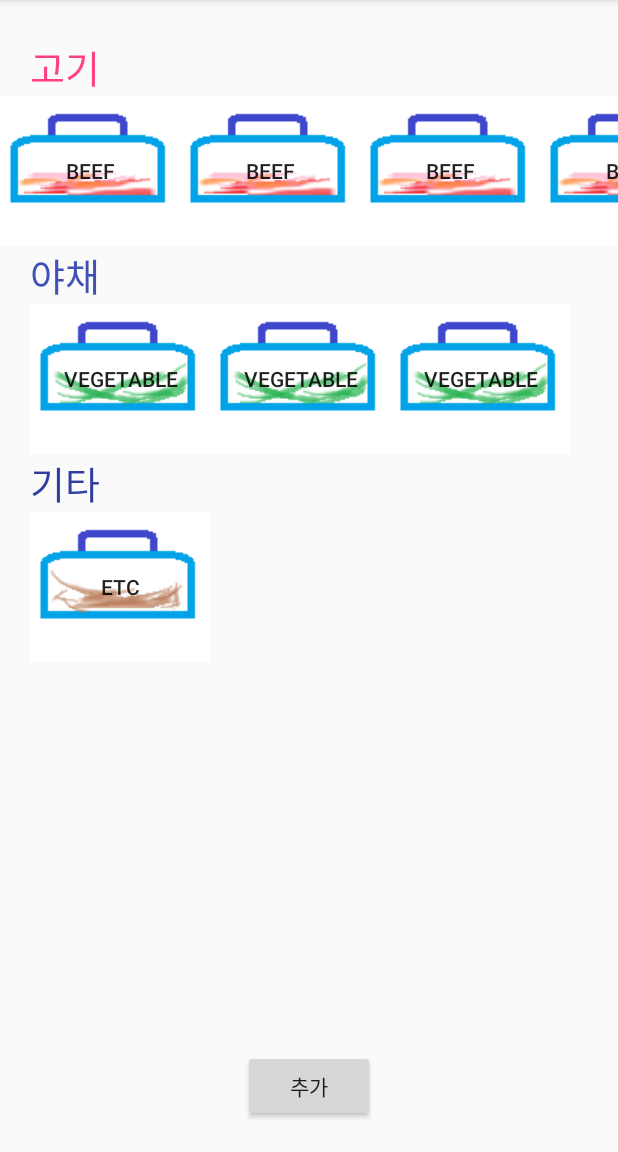
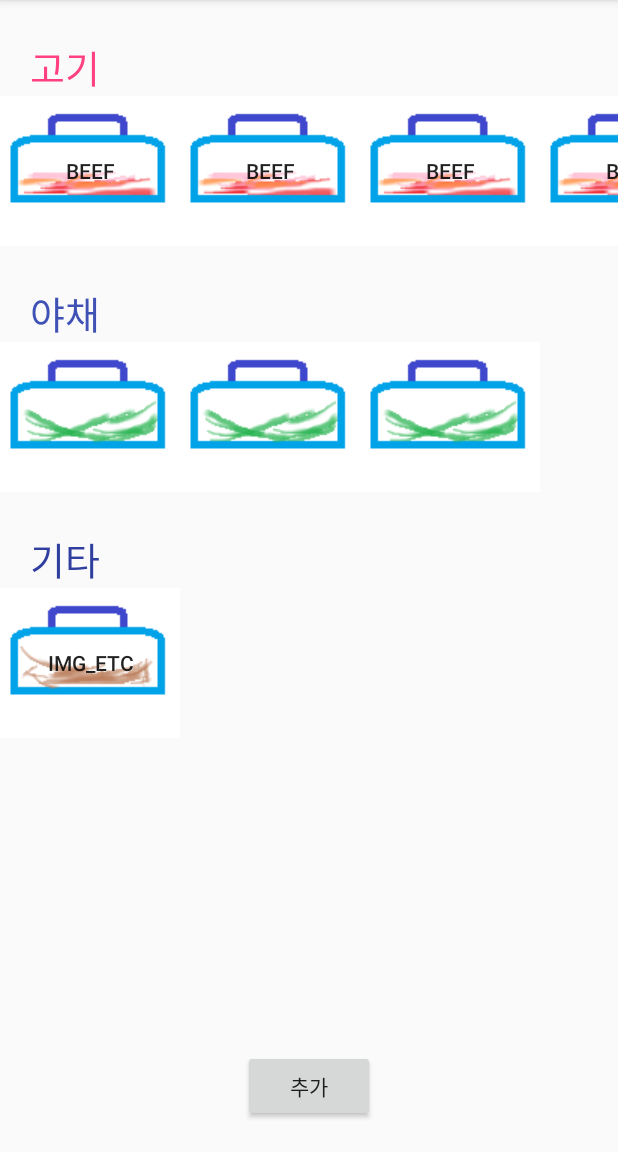
Before and after one commit to doodoo1213/Please_refrigerator, an Android app: the screen it shows after launch (MainActivity), on a phone screen of 412 x 824 dp, the part 84-1236 px from its top. Run offline under Robolectric (Android 15) with nearby library versions, the phone set to English and light mode, and no system bars; our stand-ins replace ButterKnife.

Commit message:
1. add butterknife 2. modify xml and java code (remove redundant code and etc.)

```diff
--- a/app/src/main/AndroidManifest.xml
+++ b/app/src/main/AndroidManifest.xml
@@ -9,15 +9,15 @@
         android:roundIcon="@mipmap/ic_launcher_round"
         android:supportsRtl="true"
         android:theme="@style/AppTheme">
-        <activity android:name=".MainActivity">
+        <activity android:name=".activity.MainActivity">
             <intent-filter>
                 <action android:name="android.intent.action.MAIN" />
                 <category android:name="android.intent.category.LAUNCHER" />
             </intent-filter>
         </activity>
-
+        <!--
         <activity android:name=".InputData"/>
-
+        -->
     </application>
 
 </manifest>
--- a/app/src/main/java/com/example/kimjuyoung/please_refrigerator/MainActivity.java
+++ /dev/null
@@ -1,60 +0,0 @@
-package com.example.kimjuyoung.please_refrigerator;
-
-import android.content.Intent;
-import android.media.Image;
-import android.support.v7.app.AppCompatActivity;
-import android.os.Bundle;
-import android.view.View;
-import android.widget.Button;
-import android.widget.ImageButton;
-import android.widget.LinearLayout;
-import android.widget.Toast;
-import java.util.Vector;
-
-public class MainActivity extends AppCompatActivity {
-
-    @Override
-    protected void onCreate(Bundle savedInstanceState) {
-        super.onCreate(savedInstanceState);
-        setContentView(R.layout.activity_main);
-
-        //버튼 추가
-       Vector <Button> m_button = new Vector <Button> (0);
-        LinearLayout m_list = (LinearLayout)findViewById(R.id.m_button_list);
-        int meat=5; //음식종류가 '육류'인 튜플 수
-        for(int i=0;i<meat;i++){// 원하는 수만큼 버튼 생성
-            Button m =  new Button(this);
-            m_button.addElement(m);
-            m_button.elementAt(i).setText("Beef");
-            m_button.elementAt(i).setBackgroundResource(R.drawable.meat);
-            m_list.addView(m_button.elementAt(i));
-        }
-        Vector <Button> v_button = new Vector <Button> (0);
-        LinearLayout v_list = (LinearLayout)findViewById(R.id.v_button_list);
-        int vegetable=3;//음식종류가 '야채'인 튜플 수
-        for(int j=0;j<vegetable;j++){// 원하는 수만큼 버튼 생성
-            Button v =  new Button(this);
-            v_button.addElement(v);
-            v_button.elementAt(j).setText("Vegetable");
-            v_button.elementAt(j).setBackgroundResource(R.drawable.vegetable);
-            v_list.addView(v_button.elementAt(j));
-        }
-       Vector <Button> e_button = new Vector <Button> (0);
-        LinearLayout e_list = (LinearLayout)findViewById(R.id.e_button_list);
-        int etc=1;//음식종류가 '기타'인 튜플 수
-        for(int k=0;k<etc;k++){// 원하는 수만큼 버튼 생성
-            Button e =  new Button(this);
-            e_button.addElement(e);
-            e_button.elementAt(k).setText("etc");
-            e_button.elementAt(k).setBackgroundResource(R.drawable.etc);
-            e_list.addView(e_button.elementAt(k));
-        }
-
-    }
-
-    public void Input(View v){//+버튼의 동작
-        Intent input = new Intent(MainActivity.this, InputData.class);
-        startActivity(input);
-        finish();
-    }
-}
--- /dev/null
+++ b/app/src/main/java/com/example/kimjuyoung/please_refrigerator/activity/MainActivity.java
@@ -0,0 +1,74 @@
+package com.example.kimjuyoung.please_refrigerator.activity;
+
+import android.support.v7.app.AppCompatActivity;
+import android.os.Bundle;
+import android.view.View;
+import android.widget.Button;
+import android.widget.LinearLayout;
+
+import com.example.kimjuyoung.please_refrigerator.R;
+
+import java.util.Vector;
+
+import butterknife.BindView;
+import butterknife.ButterKnife;
+import butterknife.OnClick;
+
+public class MainActivity extends AppCompatActivity {
+
+    @BindView(R.id.list_meat) LinearLayout meatList;
+    @BindView(R.id.list_vegetable) LinearLayout vegetableList;
+    @BindView(R.id.list_etc) LinearLayout etcList;
+
+    @Override
+    protected void onCreate(Bundle savedInstanceState) {
+        super.onCreate(savedInstanceState);
+        setContentView(R.layout.activity_main);
+        ButterKnife.bind(this);                 // using ButterKnife
+
+        initList();
+    }
+
+    /**
+     * List 생성 메소드
+     */
+    private void initList() {
+        //버튼 추가
+        Vector<Button> btn_meats = new Vector<>(0);
+        int meat = 5; //음식종류가 '육류'인 튜플 수
+        for (int i = 0; i < meat; i++) {// 원하는 수만큼 버튼 생성
+            Button m = new Button(this);
+            btn_meats.addElement(m);
+            btn_meats.elementAt(i).setText("Beef");
+            btn_meats.elementAt(i).setBackgroundResource(R.drawable.img_meat);
+            meatList.addView(btn_meats.elementAt(i));
+        }
+
+        Vector<Button> btn_vegetables = new Vector<>(0);
+        int vegetable = 3;//음식종류가 '야채'인 튜플 수
+        for (int j = 0; j < vegetable; j++) {// 원하는 수만큼 버튼 생성
+            Button v = new Button(this);
+            btn_vegetables.addElement(v);
+            btn_vegetables.elementAt(j).setText("");
+            btn_vegetables.elementAt(j).setBackgroundResource(R.drawable.img_vegetable);
+            vegetableList.addView(btn_vegetables.elementAt(j));
+        }
+
+        Vector<Button> btn_etcs = new Vector<>(0);
+        int etc = 1;//음식종류가 '기타'인 튜플 수
+        for (int k = 0; k < etc; k++) {// 원하는 수만큼 버튼 생성
+            Button e = new Button(this);
+            btn_etcs.addElement(e);
+            btn_etcs.elementAt(k).setText("img_etc");
+            btn_etcs.elementAt(k).setBackgroundResource(R.drawable.img_etc);
+            etcList.addView(btn_etcs.elementAt(k));
+        }
+    }
+
+    @OnClick(R.id.btn_add)
+    public void Input(View v){//+버튼의 동작
+        // Intent input = new Intent(MainActivity.this, InputData.class);
+        // startActivity(input);
+        finish();
+    }
+}
--- a/app/src/main/res/layout/activity_main.xml
+++ b/app/src/main/res/layout/activity_main.xml
@@ -1,106 +1,82 @@
 <?xml version="1.0" encoding="utf-8"?>
-<RelativeLayout xmlns:android="http://schemas.android.com/apk/res/android"
-xmlns:app="http://schemas.android.com/apk/res-auto"
-xmlns:tools="http://schemas.android.com/tools"
+<FrameLayout xmlns:android="http://schemas.android.com/apk/res/android"
     android:layout_width="match_parent"
-android:layout_height="match_parent"
-tools:context="com.example.kimjuyoung.please_refrigerator.MainActivity">
+    android:layout_height="match_parent">
 
+    <LinearLayout
+        android:layout_width="match_parent"
+        android:layout_height="wrap_content"
+        android:orientation="vertical">
+        <!-- img_meat list -->
+        <TextView
+            android:id="@+id/Meat"
+            android:layout_width="wrap_content"
+            android:layout_height="wrap_content"
+            android:text="@string/txt_title_meat"
+            android:textColor="@color/colorAccent"
+            android:textSize="25sp"
+            android:layout_marginTop="25dp"
+            android:layout_marginLeft="20dp"/>
+        <HorizontalScrollView
+            android:layout_width="match_parent"
+            android:layout_height="wrap_content">
+            <include
+                android:id="@+id/list_meat"
+                android:layout_width="match_parent"
+                android:layout_height="wrap_content"
+                layout="@layout/main_items"
+                />
+        </HorizontalScrollView>
+
+        <!-- img_vegetable list -->
         <TextView
             android:id="@+id/Vegetable"
             android:layout_width="wrap_content"
             android:layout_height="wrap_content"
-    android:text="@string/type2"
+            android:text="@string/txt_title_vegetable"
             android:textColor="@color/colorPrimary"
-    android:textSize="25sp"
-    android:layout_marginTop="100dp"
-    android:layout_below="@+id/Meat"
-    android:layout_alignLeft="@+id/Meat"
-    android:layout_alignStart="@+id/Meat" />
+            android:layout_marginTop="25dp"
+            android:layout_marginLeft="20dp"
+            android:textSize="25sp" />
+        <HorizontalScrollView
+            android:layout_width="match_parent"
+            android:layout_height="wrap_content">
+            <include
+                android:id="@+id/list_vegetable"
+                android:layout_width="match_parent"
+                android:layout_height="wrap_content"
+                layout="@layout/main_items"
+                />
+        </HorizontalScrollView>
 
+        <!-- img_etc list -->
         <TextView
             android:id="@+id/etc"
             android:layout_width="wrap_content"
             android:layout_height="wrap_content"
-    android:text="@string/type3"
+            android:text="@string/txt_title_etc"
             android:textColor="@color/colorPrimaryDark"
             android:textSize="25sp"
-    tools:layout_editor_absoluteY="267dp"
-    tools:layout_editor_absoluteX="16dp"
-    android:layout_marginTop="100dp"
-    android:layout_below="@+id/Vegetable"
-    android:layout_alignLeft="@+id/Vegetable"
-    android:layout_alignStart="@+id/Vegetable" />
+            android:layout_marginTop="25dp"
+            android:layout_marginLeft="20dp"/>
+        <HorizontalScrollView
+            android:layout_width="match_parent"
+            android:layout_height="wrap_content">
+            <include
+                android:id="@+id/list_etc"
+                android:layout_width="match_parent"
+                android:layout_height="wrap_content"
+                layout="@layout/main_items"
+                />
+        </HorizontalScrollView>
+    </LinearLayout>
 
     <Button
-    android:id="@+id/ADDBTN"
+        android:id="@+id/btn_add"
         android:onClick="Input"
         android:layout_width="wrap_content"
         android:layout_height="wrap_content"
-    android:text="@string/input"
-    tools:layout_editor_absoluteX="8dp"
-    tools:layout_editor_absoluteY="418dp"
-    android:layout_centerInParent="true"
-    android:layout_alignParentBottom="true"
+        android:text="@string/txt_input"
+        android:layout_gravity="center|bottom"
         android:layout_marginBottom="20dp"/>
-
-<TextView
-    android:id="@+id/Meat"
-    android:layout_width="wrap_content"
-    android:layout_height="wrap_content"
-    android:text="@string/type1"
-    android:textColor="@color/colorAccent"
-    android:textSize="25sp"
-    android:layout_marginTop="25dp"
-    android:layout_marginLeft="20dp"/>
-
-<HorizontalScrollView
-    android:layout_width="match_parent"
-    android:layout_height="match_parent"
-    android:layout_below="@+id/Meat"
-    android:layout_above="@id/ADDBTN"
-    android:layout_alignParentBottom="true"
-    android:layout_alignParentStart="true">
-
-    <include
-        android:id="@+id/m_button_list"
-        android:layout_width="match_parent"
-        android:layout_height="wrap_content"
-        layout="@layout/meat_list"
-        />
-</HorizontalScrollView>
-
-<HorizontalScrollView
-    android:layout_width="match_parent"
-    android:layout_height="match_parent"
-    android:layout_below="@id/Vegetable"
-    android:layout_above="@id/ADDBTN"
-    android:layout_alignLeft="@id/Meat"
-    android:layout_alignStart="@id/Meat">
-
-    <include
-        android:id="@+id/v_button_list"
-        android:layout_width="match_parent"
-        android:layout_height="wrap_content"
-        layout="@layout/vegetable_list"
-        />
-</HorizontalScrollView>
-
-<HorizontalScrollView
-    android:layout_width="match_parent"
-    android:layout_height="match_parent"
-    android:layout_alignLeft="@id/Meat"
-    android:layout_alignStart="@id/Meat"
-    android:layout_below="@+id/etc"
-    android:layout_above="@+id/ADDBTN">
-
-
-    <include
-        android:id="@+id/e_button_list"
-        android:layout_width="match_parent"
-        android:layout_height="wrap_content"
-        layout="@layout/etc_list"
-        />
-</HorizontalScrollView>
-
-</RelativeLayout>
+</FrameLayout>
--- a/app/src/main/res/layout/meat_list.xml
+++ /dev/null
@@ -1,6 +0,0 @@
-<?xml version="1.0" encoding="utf-8"?>
-<LinearLayout xmlns:android="http://schemas.android.com/apk/res/android"
-    android:layout_width="match_parent"
-    android:layout_height="match_parent">
-
-</LinearLayout>
--- a/app/src/main/res/layout/vegetable_list.xml
+++ /dev/null
@@ -1,6 +0,0 @@
-<?xml version="1.0" encoding="utf-8"?>
-<LinearLayout xmlns:android="http://schemas.android.com/apk/res/android"
-    android:layout_width="match_parent"
-    android:layout_height="match_parent">
-
-</LinearLayout>
--- a/app/src/main/res/values/strings.xml
+++ b/app/src/main/res/values/strings.xml
@@ -3,9 +3,9 @@
     <string name="space1">냉장</string>
     <string name="space2">냉동</string>
     <string name="space3">기타</string>
-    <string name="type1">고기</string>
-    <string name="type2">야채</string>
-    <string name="type3">기타</string>
+    <string name="txt_title_meat">고기</string>
+    <string name="txt_title_vegetable">야채</string>
+    <string name="txt_title_etc">기타</string>
     <string name="space_prompt">음식 종류</string>
     <string-array name="space">
         <item>육류</item>
@@ -13,5 +13,5 @@
         <item>채소</item>
         <item>기타</item>
     </string-array>
-    <string name="input">추가</string>
+    <string name="txt_input">추가</string>
 </resources>
--- a/build.gradle
+++ b/build.gradle
@@ -5,7 +5,7 @@ buildscript {
         jcenter()
     }
     dependencies {
-        classpath 'com.android.tools.build:gradle:2.3.2'
+        classpath 'com.android.tools.build:gradle:2.3.3'
 
         // NOTE: Do not place your application dependencies here; they belong
         // in the individual module build.gradle files
```
Also changed, not shown: app/build.gradle (+7 -3 lines), app/src/main/res/drawable/img_etc.png (renamed from app/src/main/res/drawable/etc.png), app/src/main/res/drawable/img_meat.png (renamed from app/src/main/res/drawable/meat.png), app/src/main/res/drawable/img_vegetable.png (renamed from app/src/main/res/drawable/vegetable.png), app/src/main/res/layout/main_items.xml (renamed from app/src/main/res/layout/etc_list.xml). Lines whose indentation alone changed are shown as unchanged.
